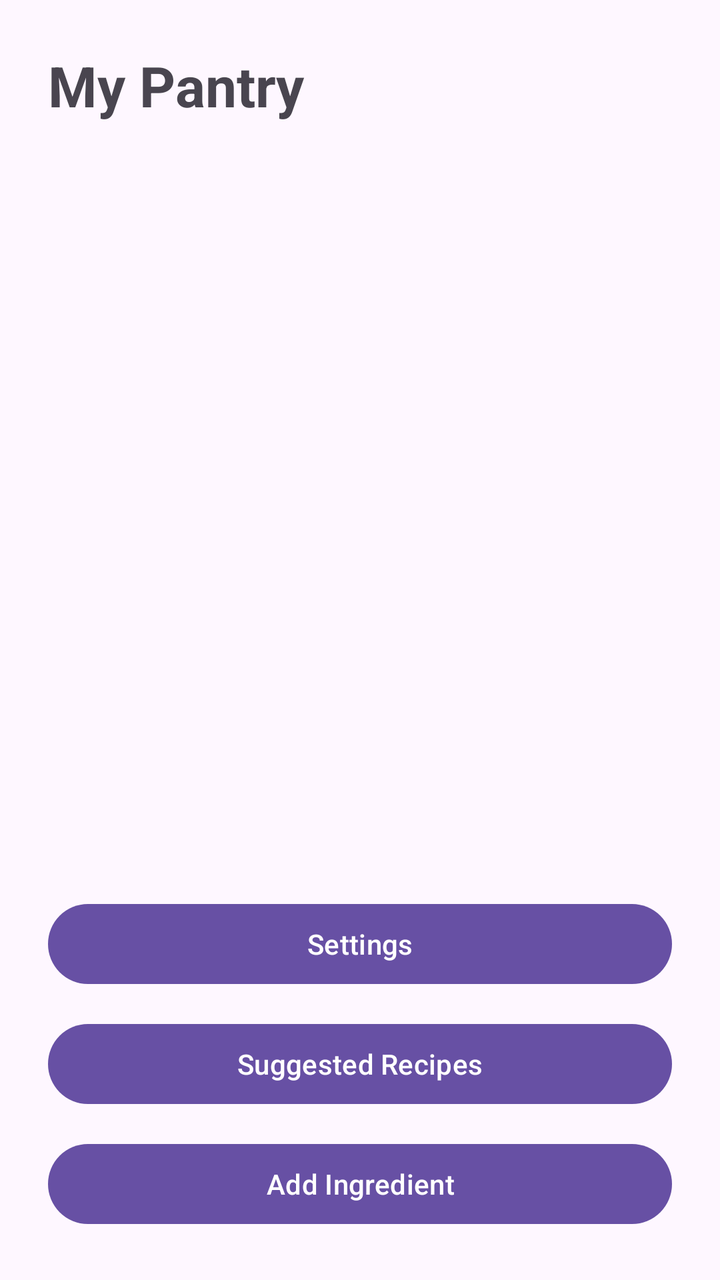
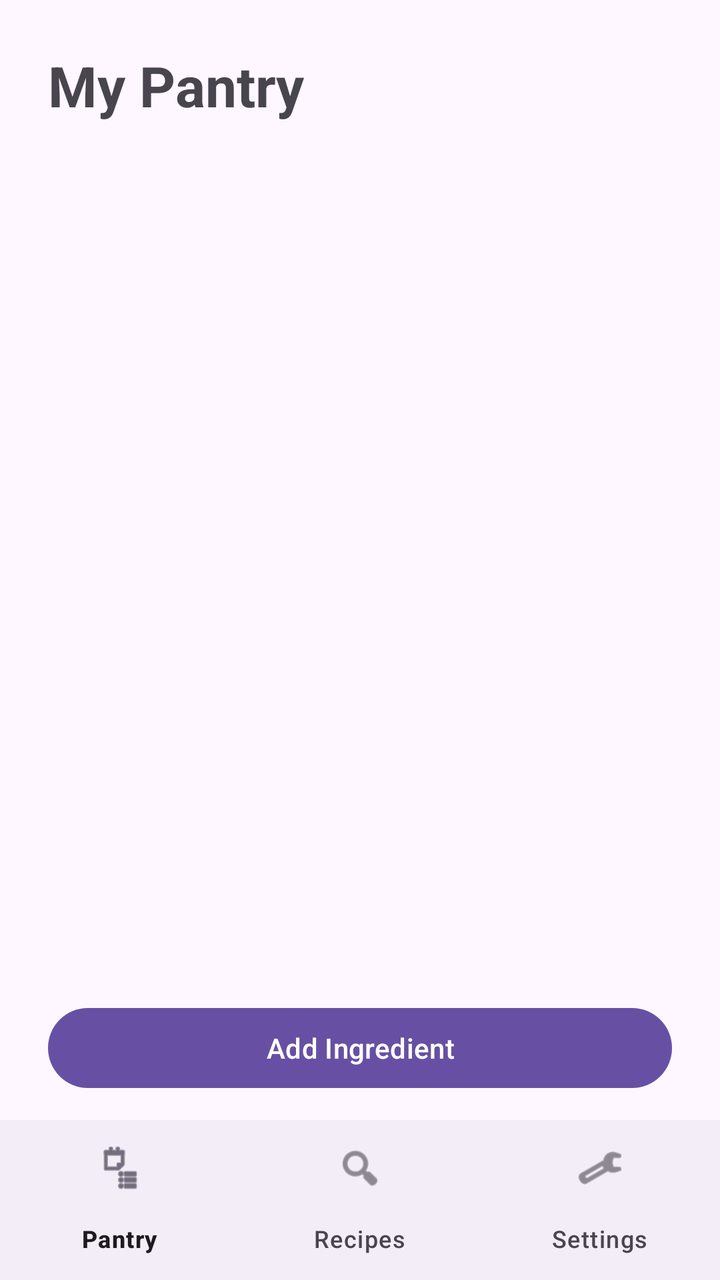

Two renders of the same Android screen: before a commit and after it. Below are the layout's source before the change and the commit's diff.
<!-- AndroidManifest.xml: application theme Theme.SmartPantryManager -->
<!-- res/layout/activity_main.xml -->
<?xml version="1.0" encoding="utf-8"?>
<androidx.constraintlayout.widget.ConstraintLayout
    xmlns:android="http://schemas.android.com/apk/res/android"
    xmlns:app="http://schemas.android.com/apk/res-auto"
    xmlns:tools="http://schemas.android.com/tools"
    android:id="@+id/main"
    android:layout_width="match_parent"
    android:layout_height="match_parent"
    tools:context=".MainActivity">

    <TextView
        android:id="@+id/textPantryTitle"
        android:layout_width="0dp"
        android:layout_height="wrap_content"
        android:layout_marginStart="24dp"
        android:layout_marginTop="24dp"
        android:layout_marginEnd="24dp"
        android:text="My Pantry"
        android:textSize="28sp"
        android:textStyle="bold"
        app:layout_constraintEnd_toEndOf="parent"
        app:layout_constraintStart_toStartOf="parent"
        app:layout_constraintTop_toTopOf="parent" />

    <androidx.recyclerview.widget.RecyclerView
        android:id="@+id/recyclerViewPantry"
        android:layout_width="0dp"
        android:layout_height="0dp"
        android:layout_marginStart="16dp"
        android:layout_marginTop="16dp"
        android:layout_marginEnd="16dp"
        android:layout_marginBottom="16dp"
        app:layout_constraintBottom_toTopOf="@id/buttonSettings"
        app:layout_constraintEnd_toEndOf="parent"
        app:layout_constraintStart_toStartOf="parent"
        app:layout_constraintTop_toBottomOf="@id/textPantryTitle" />

    <Button
        android:id="@+id/buttonSettings"
        android:layout_width="0dp"
        android:layout_height="wrap_content"
        android:layout_marginStart="24dp"
        android:layout_marginEnd="24dp"
        android:layout_marginBottom="12dp"
        android:text="Settings"
        app:layout_constraintBottom_toTopOf="@id/buttonSuggestedRecipes"
        app:layout_constraintEnd_toEndOf="parent"
        app:layout_constraintStart_toStartOf="parent" />

    <Button
        android:id="@+id/buttonSuggestedRecipes"
        android:layout_width="0dp"
        android:layout_height="wrap_content"
        android:layout_marginStart="24dp"
        android:layout_marginEnd="24dp"
        android:layout_marginBottom="12dp"
        android:text="Suggested Recipes"
        app:layout_constraintBottom_toTopOf="@id/buttonAddIngredient"
        app:layout_constraintEnd_toEndOf="parent"
        app:layout_constraintStart_toStartOf="parent" />

    <Button
        android:id="@+id/buttonAddIngredient"
        android:layout_width="0dp"
        android:layout_height="wrap_content"
        android:layout_marginStart="24dp"
        android:layout_marginEnd="24dp"
        android:layout_marginBottom="24dp"
        android:text="Add Ingredient"
        app:layout_constraintBottom_toBottomOf="parent"
        app:layout_constraintEnd_toEndOf="parent"
        app:layout_constraintStart_toStartOf="parent" />

</androidx.constraintlayout.widget.ConstraintLayout>
<!-- resources referenced by this layout -->
<resources>
  <style name="Theme.SmartPantryManager" parent="Base.Theme.SmartPantryManager" />
  <style name="Base.Theme.SmartPantryManager" parent="Theme.Material3.DayNight.NoActionBar">
          
          
      </style>
</resources>

<!-- the commit's change to res/layout/activity_main.xml (unified diff, before → after) -->
@@ -30,34 +30,10 @@
         android:layout_marginTop="16dp"
         android:layout_marginEnd="16dp"
         android:layout_marginBottom="16dp"
-        app:layout_constraintBottom_toTopOf="@id/buttonSettings"
+        app:layout_constraintBottom_toTopOf="@id/buttonAddIngredient"
         app:layout_constraintEnd_toEndOf="parent"
         app:layout_constraintStart_toStartOf="parent"
         app:layout_constraintTop_toBottomOf="@id/textPantryTitle" />
-
-    <Button
-        android:id="@+id/buttonSettings"
-        android:layout_width="0dp"
-        android:layout_height="wrap_content"
-        android:layout_marginStart="24dp"
-        android:layout_marginEnd="24dp"
-        android:layout_marginBottom="12dp"
-        android:text="Settings"
-        app:layout_constraintBottom_toTopOf="@id/buttonSuggestedRecipes"
-        app:layout_constraintEnd_toEndOf="parent"
-        app:layout_constraintStart_toStartOf="parent" />
-
-    <Button
-        android:id="@+id/buttonSuggestedRecipes"
-        android:layout_width="0dp"
-        android:layout_height="wrap_content"
-        android:layout_marginStart="24dp"
-        android:layout_marginEnd="24dp"
-        android:layout_marginBottom="12dp"
-        android:text="Suggested Recipes"
-        app:layout_constraintBottom_toTopOf="@id/buttonAddIngredient"
-        app:layout_constraintEnd_toEndOf="parent"
-        app:layout_constraintStart_toStartOf="parent" />
 
     <Button
         android:id="@+id/buttonAddIngredient"
@@ -65,8 +41,17 @@
         android:layout_height="wrap_content"
         android:layout_marginStart="24dp"
         android:layout_marginEnd="24dp"
-        android:layout_marginBottom="24dp"
+        android:layout_marginBottom="12dp"
         android:text="Add Ingredient"
+        app:layout_constraintBottom_toTopOf="@id/bottomNavigation"
+        app:layout_constraintEnd_toEndOf="parent"
+        app:layout_constraintStart_toStartOf="parent" />
+
+    <com.google.android.material.bottomnavigation.BottomNavigationView
+        android:id="@+id/bottomNavigation"
+        android:layout_width="0dp"
+        android:layout_height="wrap_content"
+        app:menu="@menu/bottom_nav_menu"
         app:layout_constraintBottom_toBottomOf="parent"
         app:layout_constraintEnd_toEndOf="parent"
         app:layout_constraintStart_toStartOf="parent" />
